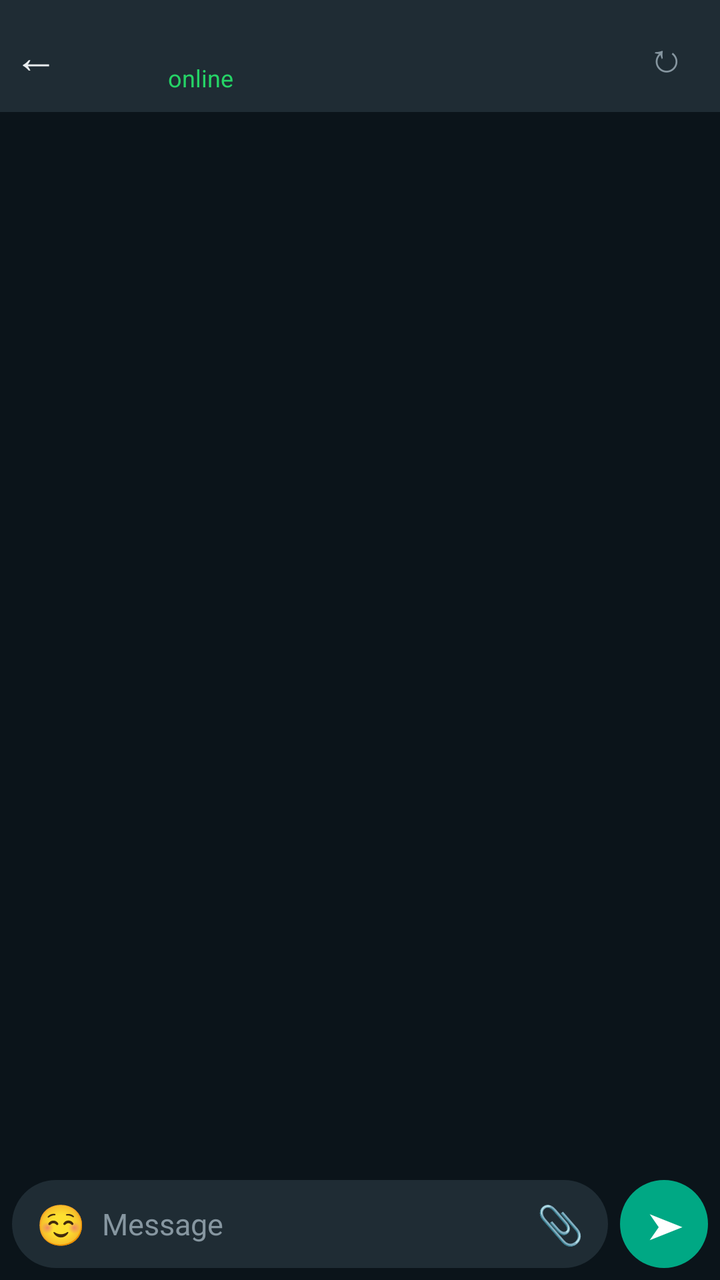
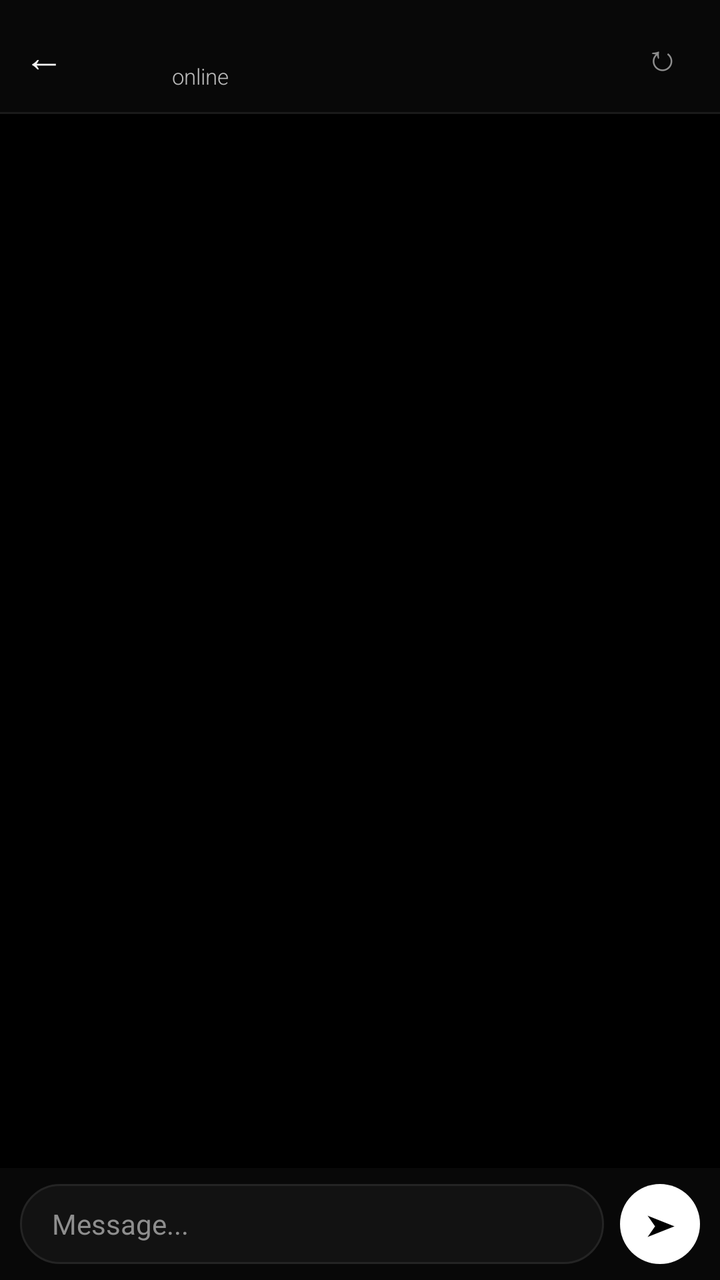

Two renders of the same Android screen: before a commit and after it. Below are the layout's source before the change and the commit's diff.
<!-- AndroidManifest.xml: application theme android:Theme.NoTitleBar -->
<!-- res/layout/activity_chat.xml -->
<?xml version="1.0" encoding="utf-8"?>
<LinearLayout xmlns:android="http://schemas.android.com/apk/res/android"
    android:layout_width="match_parent"
    android:layout_height="match_parent"
    android:orientation="vertical"
    android:background="@color/wa_chat_bg">

    
    <LinearLayout
        android:layout_width="match_parent"
        android:layout_height="56dp"
        android:orientation="horizontal"
        android:background="@color/wa_header"
        android:gravity="center_vertical"
        android:paddingLeft="2dp"
        android:paddingRight="8dp">

        
        <LinearLayout
            android:id="@+id/layout_header_back_avatar"
            android:layout_width="wrap_content"
            android:layout_height="match_parent"
            android:orientation="horizontal"
            android:gravity="center_vertical"
            android:paddingRight="6dp">

            <TextView
                android:id="@+id/btn_back"
                android:layout_width="32dp"
                android:layout_height="match_parent"
                android:gravity="center"
                android:textColor="@color/wa_text"
                android:textSize="22sp"
                android:text="&#8592;" />

            
            <FrameLayout
                android:id="@+id/layout_chat_avatar"
                android:layout_width="38dp"
                android:layout_height="38dp">

                <TextView
                    android:id="@+id/tv_chat_avatar_letter"
                    android:layout_width="match_parent"
                    android:layout_height="match_parent"
                    android:gravity="center"
                    android:textColor="#FFFFFF"
                    android:textSize="17sp"
                    android:textStyle="bold" />
            </FrameLayout>
        </LinearLayout>

        
        <LinearLayout
            android:layout_width="0dp"
            android:layout_weight="1"
            android:layout_height="wrap_content"
            android:orientation="vertical"
            android:layout_marginLeft="6dp">

            <TextView
                android:id="@+id/tv_thread_name"
                android:layout_width="wrap_content"
                android:layout_height="wrap_content"
                android:textColor="@color/wa_text"
                android:textSize="16sp"
                android:textStyle="bold"
                android:singleLine="true"
                android:ellipsize="end" />

            <TextView
                android:id="@+id/tv_thread_status"
                android:layout_width="wrap_content"
                android:layout_height="wrap_content"
                android:textColor="@color/wa_online"
                android:textSize="12sp"
                android:text="online" />
        </LinearLayout>

        
        <TextView
            android:id="@+id/btn_chat_refresh"
            android:layout_width="38dp"
            android:layout_height="44dp"
            android:gravity="center"
            android:textColor="@color/wa_text_sub"
            android:textSize="20sp"
            android:text="&#8635;" />
    </LinearLayout>

    
    <FrameLayout
        android:layout_width="match_parent"
        android:layout_height="0dp"
        android:layout_weight="1">

        <ListView
            android:id="@+id/list_messages"
            android:layout_width="match_parent"
            android:layout_height="match_parent"
            android:divider="@null"
            android:dividerHeight="3dp"
            android:paddingLeft="8dp"
            android:paddingRight="8dp"
            android:paddingTop="8dp"
            android:paddingBottom="8dp"
            android:clipToPadding="false"
            android:scrollbars="none" />

        <TextView
            android:id="@+id/tv_chat_empty"
            android:layout_width="match_parent"
            android:layout_height="match_parent"
            android:gravity="center"
            android:textColor="@color/wa_text_sub"
            android:textSize="14sp"
            android:text="No messages here yet.\nSay hello!"
            android:visibility="gone" />
    </FrameLayout>

    
    <LinearLayout
        android:layout_width="match_parent"
        android:layout_height="wrap_content"
        android:orientation="horizontal"
        android:paddingLeft="6dp"
        android:paddingRight="6dp"
        android:paddingTop="5dp"
        android:paddingBottom="6dp"
        android:gravity="bottom">

        
        <LinearLayout
            android:layout_width="0dp"
            android:layout_weight="1"
            android:layout_height="wrap_content"
            android:minHeight="44dp"
            android:orientation="horizontal"
            android:background="@drawable/input_pill_bg"
            android:gravity="center_vertical"
            android:paddingLeft="12dp"
            android:paddingRight="12dp">

            
            <TextView
                android:layout_width="wrap_content"
                android:layout_height="wrap_content"
                android:textColor="@color/wa_text_sub"
                android:textSize="20sp"
                android:layout_marginRight="8dp"
                android:text="&#9786;" />

            
            <EditText
                android:id="@+id/edit_message"
                android:layout_width="0dp"
                android:layout_weight="1"
                android:layout_height="wrap_content"
                android:minHeight="40dp"
                android:maxLines="5"
                android:paddingTop="8dp"
                android:paddingBottom="8dp"
                android:background="#00000000"
                android:textColor="@color/wa_text"
                android:textColorHint="@color/wa_text_sub"
                android:hint="Message"
                android:textSize="15sp"
                android:imeOptions="actionSend"
                android:inputType="textCapSentences|textMultiLine" />

            
            <TextView
                android:layout_width="wrap_content"
                android:layout_height="wrap_content"
                android:textColor="@color/wa_text_sub"
                android:textSize="19sp"
                android:paddingLeft="6dp"
                android:text="&#128206;" />
        </LinearLayout>

        
        <FrameLayout
            android:id="@+id/btn_send"
            android:layout_width="44dp"
            android:layout_height="44dp"
            android:layout_marginLeft="6dp"
            android:background="@drawable/btn_send_circle">

            
            <TextView
                android:layout_width="match_parent"
                android:layout_height="match_parent"
                android:gravity="center"
                android:textColor="#FFFFFF"
                android:textSize="18sp"
                android:paddingLeft="2dp"
                android:text="&#10148;" />
        </FrameLayout>
    </LinearLayout>

</LinearLayout>
<!-- resources referenced by this layout -->
<resources>
  <color name="wa_chat_bg">#0B141A</color>
  <color name="wa_header">#1F2C34</color>
  <color name="wa_online">#25D366</color>
  <color name="wa_text">#E9EDEF</color>
  <color name="wa_text_sub">#8696A0</color>
  <!-- drawable btn_send_circle (drawable) -->
  <?xml version="1.0" encoding="utf-8"?>
  <selector xmlns:android="http://schemas.android.com/apk/res/android">
      <item android:state_pressed="true">
          <shape android:shape="oval">
              <solid android:color="@color/wa_fab_pressed" />
          </shape>
      </item>
      <item>
          <shape android:shape="oval">
              <solid android:color="@color/wa_fab" />
          </shape>
      </item>
  </selector>
  <!-- drawable input_pill_bg (drawable) -->
  <?xml version="1.0" encoding="utf-8"?>
  <shape xmlns:android="http://schemas.android.com/apk/res/android"
      android:shape="rectangle">
      <solid android:color="@color/wa_input_pill" />
      <corners android:radius="24dp" />
  </shape>
  <color name="wa_fab_pressed">#029070</color>
  <color name="wa_fab">#00A884</color>
  <color name="wa_input_pill">#1F2C34</color>
</resources>

<!-- the commit's change to res/layout/activity_chat.xml (unified diff, before → after) -->
@@ -12,58 +12,50 @@
         android:orientation="horizontal"
         android:background="@color/wa_header"
         android:gravity="center_vertical"
-        android:paddingLeft="2dp"
-        android:paddingRight="8dp">
+        android:paddingLeft="4dp"
+        android:paddingRight="10dp">
+
+        <TextView
+            android:id="@+id/btn_back"
+            android:layout_width="36dp"
+            android:layout_height="match_parent"
+            android:gravity="center"
+            android:textColor="@color/wa_text"
+            android:textSize="20sp"
+            android:text="&#8592;" />
 
         
-        <LinearLayout
-            android:id="@+id/layout_header_back_avatar"
-            android:layout_width="wrap_content"
-            android:layout_height="match_parent"
-            android:orientation="horizontal"
-            android:gravity="center_vertical"
-            android:paddingRight="6dp">
+        <FrameLayout
+            android:id="@+id/layout_chat_avatar"
+            android:layout_width="36dp"
+            android:layout_height="36dp"
+            android:layout_marginRight="10dp">
 
             <TextView
-                android:id="@+id/btn_back"
-                android:layout_width="32dp"
+                android:id="@+id/tv_chat_avatar_letter"
+                android:layout_width="match_parent"
                 android:layout_height="match_parent"
                 android:gravity="center"
-                android:textColor="@color/wa_text"
-                android:textSize="22sp"
-                android:text="&#8592;" />
-
-            
-            <FrameLayout
-                android:id="@+id/layout_chat_avatar"
-                android:layout_width="38dp"
-                android:layout_height="38dp">
-
-                <TextView
-                    android:id="@+id/tv_chat_avatar_letter"
-                    android:layout_width="match_parent"
-                    android:layout_height="match_parent"
-                    android:gravity="center"
-                    android:textColor="#FFFFFF"
-                    android:textSize="17sp"
-                    android:textStyle="bold" />
-            </FrameLayout>
-        </LinearLayout>
+                android:textColor="#FFFFFF"
+                android:textSize="15sp"
+                android:fontFamily="sans-serif-light"
+                android:textStyle="bold" />
+        </FrameLayout>
 
         
         <LinearLayout
             android:layout_width="0dp"
             android:layout_weight="1"
             android:layout_height="wrap_content"
-            android:orientation="vertical"
-            android:layout_marginLeft="6dp">
+            android:orientation="vertical">
 
             <TextView
                 android:id="@+id/tv_thread_name"
                 android:layout_width="wrap_content"
                 android:layout_height="wrap_content"
                 android:textColor="@color/wa_text"
-                android:textSize="16sp"
+                android:fontFamily="sans-serif"
+                android:textSize="15sp"
                 android:textStyle="bold"
                 android:singleLine="true"
                 android:ellipsize="end" />
@@ -73,7 +65,8 @@
                 android:layout_width="wrap_content"
                 android:layout_height="wrap_content"
                 android:textColor="@color/wa_online"
-                android:textSize="12sp"
+                android:fontFamily="sans-serif-light"
+                android:textSize="11sp"
                 android:text="online" />
         </LinearLayout>
 
@@ -84,9 +77,14 @@
             android:layout_height="44dp"
             android:gravity="center"
             android:textColor="@color/wa_text_sub"
-            android:textSize="20sp"
+            android:textSize="18sp"
             android:text="&#8635;" />
     </LinearLayout>
+
+    <View
+        android:layout_width="match_parent"
+        android:layout_height="1dp"
+        android:background="@color/wa_divider" />
 
     
     <FrameLayout
@@ -100,10 +98,10 @@
             android:layout_height="match_parent"
             android:divider="@null"
             android:dividerHeight="3dp"
-            android:paddingLeft="8dp"
-            android:paddingRight="8dp"
-            android:paddingTop="8dp"
-            android:paddingBottom="8dp"
+            android:paddingLeft="10dp"
+            android:paddingRight="10dp"
+            android:paddingTop="10dp"
+            android:paddingBottom="10dp"
             android:clipToPadding="false"
             android:scrollbars="none" />
 
@@ -112,9 +110,10 @@
             android:layout_width="match_parent"
             android:layout_height="match_parent"
             android:gravity="center"
+            android:fontFamily="sans-serif-light"
             android:textColor="@color/wa_text_sub"
             android:textSize="14sp"
-            android:text="No messages here yet.\nSay hello!"
+            android:text="No messages yet.\nType below to begin."
             android:visibility="gone" />
     </FrameLayout>
 
@@ -123,77 +122,49 @@
         android:layout_width="match_parent"
         android:layout_height="wrap_content"
         android:orientation="horizontal"
-        android:paddingLeft="6dp"
-        android:paddingRight="6dp"
-        android:paddingTop="5dp"
-        android:paddingBottom="6dp"
-        android:gravity="bottom">
+        android:background="@color/wa_header"
+        android:paddingLeft="10dp"
+        android:paddingRight="10dp"
+        android:paddingTop="8dp"
+        android:paddingBottom="8dp"
+        android:gravity="center_vertical">
 
         
-        <LinearLayout
+        <EditText
+            android:id="@+id/edit_message"
             android:layout_width="0dp"
             android:layout_weight="1"
             android:layout_height="wrap_content"
-            android:minHeight="44dp"
-            android:orientation="horizontal"
+            android:minHeight="40dp"
+            android:maxLines="5"
+            android:paddingLeft="16dp"
+            android:paddingRight="16dp"
+            android:paddingTop="9dp"
+            android:paddingBottom="9dp"
             android:background="@drawable/input_pill_bg"
-            android:gravity="center_vertical"
-            android:paddingLeft="12dp"
-            android:paddingRight="12dp">
-
-            
-            <TextView
-                android:layout_width="wrap_content"
-                android:layout_height="wrap_content"
-                android:textColor="@color/wa_text_sub"
-                android:textSize="20sp"
-                android:layout_marginRight="8dp"
-                android:text="&#9786;" />
-
-            
-            <EditText
-                android:id="@+id/edit_message"
-                android:layout_width="0dp"
-                android:layout_weight="1"
-                android:layout_height="wrap_content"
-                android:minHeight="40dp"
-                android:maxLines="5"
-                android:paddingTop="8dp"
-                android:paddingBottom="8dp"
-                android:background="#00000000"
-                android:textColor="@color/wa_text"
-                android:textColorHint="@color/wa_text_sub"
-                android:hint="Message"
-                android:textSize="15sp"
-                android:imeOptions="actionSend"
-                android:inputType="textCapSentences|textMultiLine" />
-
-            
-            <TextView
-                android:layout_width="wrap_content"
-                android:layout_height="wrap_content"
-                android:textColor="@color/wa_text_sub"
-                android:textSize="19sp"
-                android:paddingLeft="6dp"
-                android:text="&#128206;" />
-        </LinearLayout>
+            android:textColor="@color/wa_text"
+            android:textColorHint="@color/wa_text_sub"
+            android:fontFamily="sans-serif"
+            android:hint="Message..."
+            android:textSize="14sp"
+            android:imeOptions="actionSend"
+            android:inputType="textCapSentences|textMultiLine" />
 
         
         <FrameLayout
             android:id="@+id/btn_send"
-            android:layout_width="44dp"
-            android:layout_height="44dp"
-            android:layout_marginLeft="6dp"
+            android:layout_width="40dp"
+            android:layout_height="40dp"
+            android:layout_marginLeft="8dp"
             android:background="@drawable/btn_send_circle">
 
-            
             <TextView
                 android:layout_width="match_parent"
                 android:layout_height="match_parent"
                 android:gravity="center"
-                android:textColor="#FFFFFF"
-                android:textSize="18sp"
-                android:paddingLeft="2dp"
+                android:textColor="#000000"
+                android:textSize="15sp"
+                android:paddingLeft="1dp"
                 android:text="&#10148;" />
         </FrameLayout>
     </LinearLayout>
<!-- resource entries referenced after the edit -->
@@ -1,21 +1,22 @@
 <!-- resources referenced by this layout -->
 <resources>
-  <color name="wa_chat_bg">#0B141A</color>
-  <color name="wa_header">#1F2C34</color>
-  <color name="wa_online">#25D366</color>
-  <color name="wa_text">#E9EDEF</color>
-  <color name="wa_text_sub">#8696A0</color>
+  <color name="wa_chat_bg">#000000</color>
+  <color name="wa_divider">#1A1A1A</color>
+  <color name="wa_header">#080808</color>
+  <color name="wa_online">#BBBBBB</color>
+  <color name="wa_text">#F5F5F5</color>
+  <color name="wa_text_sub">#8E8E8E</color>
   <!-- drawable btn_send_circle (drawable) -->
   <?xml version="1.0" encoding="utf-8"?>
   <selector xmlns:android="http://schemas.android.com/apk/res/android">
       <item android:state_pressed="true">
           <shape android:shape="oval">
-              <solid android:color="@color/wa_fab_pressed" />
+              <solid android:color="#CCCCCC" />
           </shape>
       </item>
       <item>
           <shape android:shape="oval">
-              <solid android:color="@color/wa_fab" />
+              <solid android:color="#FFFFFF" />
           </shape>
       </item>
   </selector>
@@ -23,11 +24,9 @@
   <?xml version="1.0" encoding="utf-8"?>
   <shape xmlns:android="http://schemas.android.com/apk/res/android"
       android:shape="rectangle">
-      <solid android:color="@color/wa_input_pill" />
-      <corners android:radius="24dp" />
+      <solid android:color="#121212" />
+      <stroke android:width="1dp" android:color="#242424" />
+      <corners android:radius="22dp" />
   </shape>
-  <color name="wa_fab_pressed">#029070</color>
-  <color name="wa_fab">#00A884</color>
-  <color name="wa_input_pill">#1F2C34</color>
 </resources>
 
